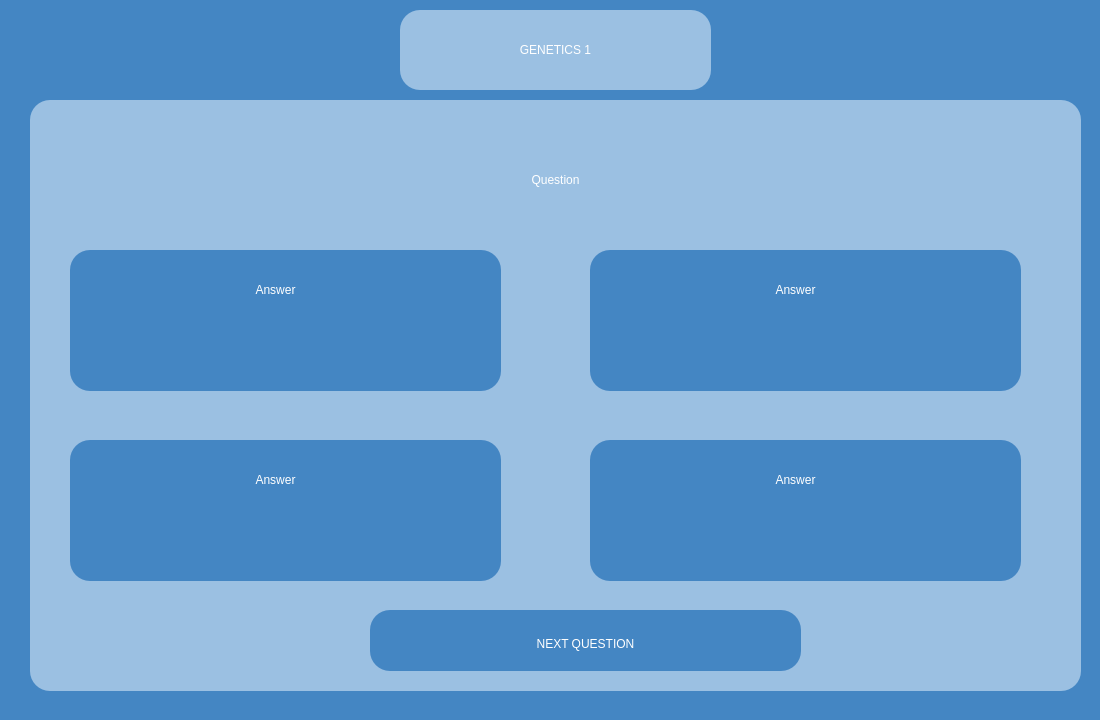
Old version of the form AGUniverse/presentationLayer/geneticsExam1.ui in the repository codingburgas/sprint-eschool-ag-universe.
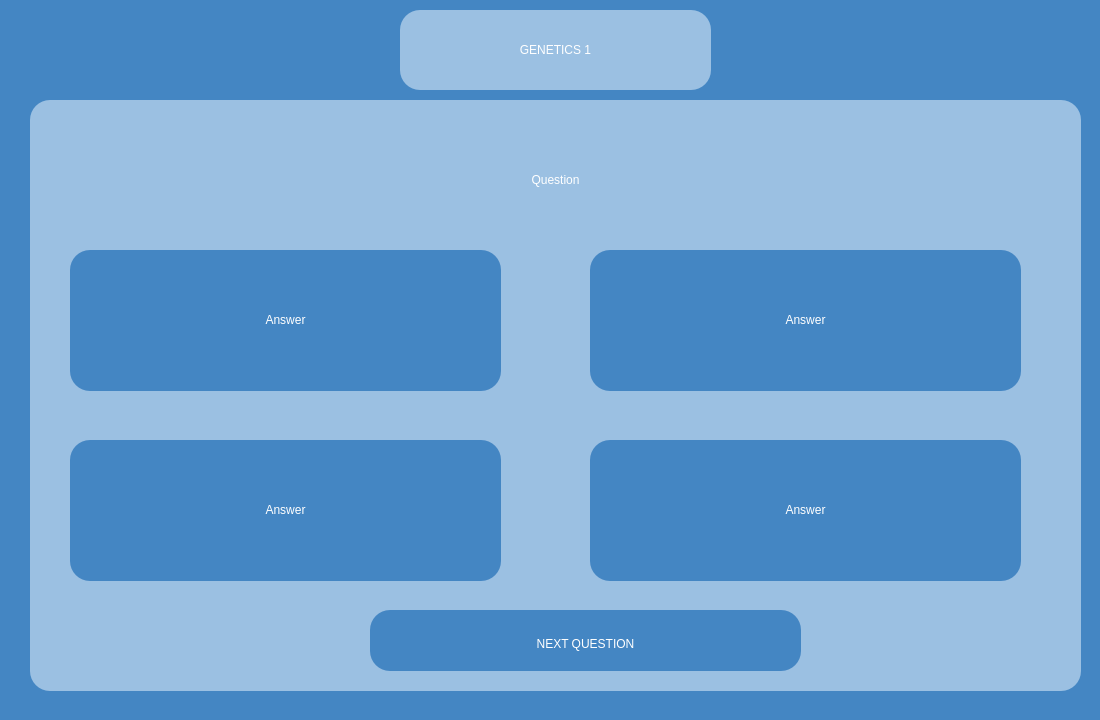
New version of the form.

Commit message: Complete english exams (Close #30)

Diff of the .ui file:
```diff
--- a/AGUniverse/presentationLayer/geneticsExam1.ui
+++ b/AGUniverse/presentationLayer/geneticsExam1.ui
@@ -80,9 +80,9 @@
     <widget class="QLabel" name="answer_1">
      <property name="geometry">
       <rect>
-       <x>60</x>
-       <y>10</y>
-       <width>291</width>
+       <x>10</x>
+       <y>40</y>
+       <width>411</width>
        <height>61</height>
       </rect>
      </property>
@@ -140,9 +140,9 @@
     <widget class="QLabel" name="answer_2">
      <property name="geometry">
       <rect>
-       <x>60</x>
-       <y>10</y>
-       <width>291</width>
+       <x>10</x>
+       <y>40</y>
+       <width>411</width>
        <height>61</height>
       </rect>
      </property>
@@ -200,9 +200,9 @@
     <widget class="QLabel" name="answer_3">
      <property name="geometry">
       <rect>
-       <x>60</x>
-       <y>10</y>
-       <width>291</width>
+       <x>10</x>
+       <y>40</y>
+       <width>411</width>
        <height>61</height>
       </rect>
      </property>
@@ -260,9 +260,9 @@
     <widget class="QLabel" name="answer_4">
      <property name="geometry">
       <rect>
-       <x>60</x>
-       <y>10</y>
-       <width>291</width>
+       <x>10</x>
+       <y>40</y>
+       <width>411</width>
        <height>61</height>
       </rect>
      </property>
```
The commit also changes 28 other files.
